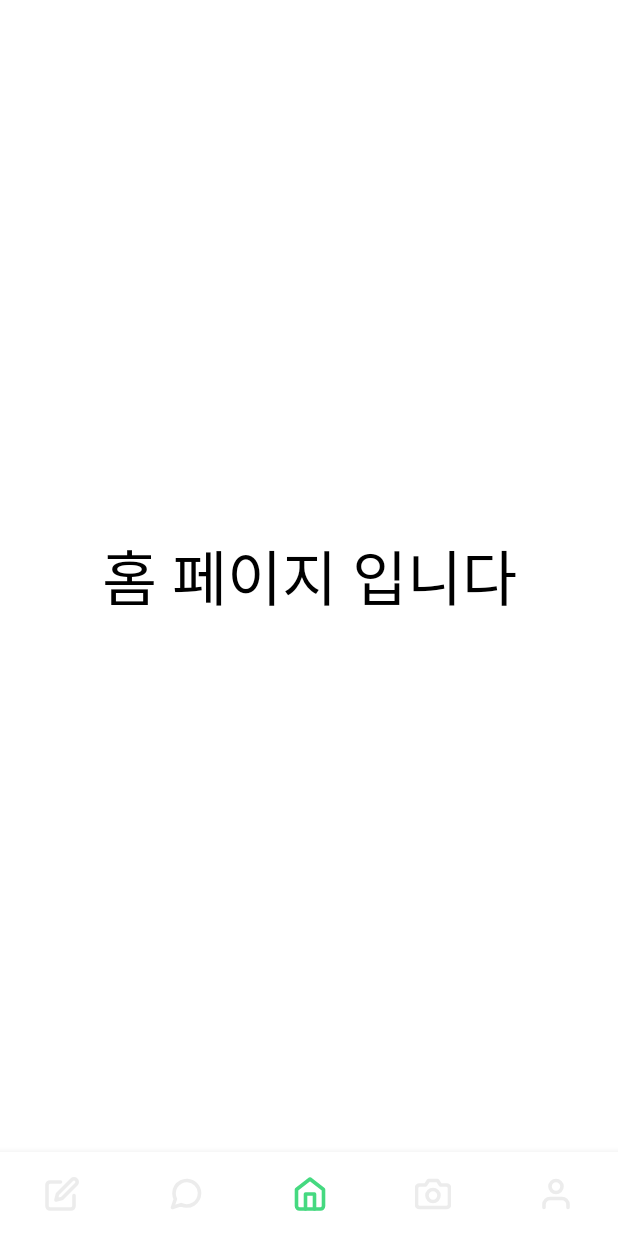
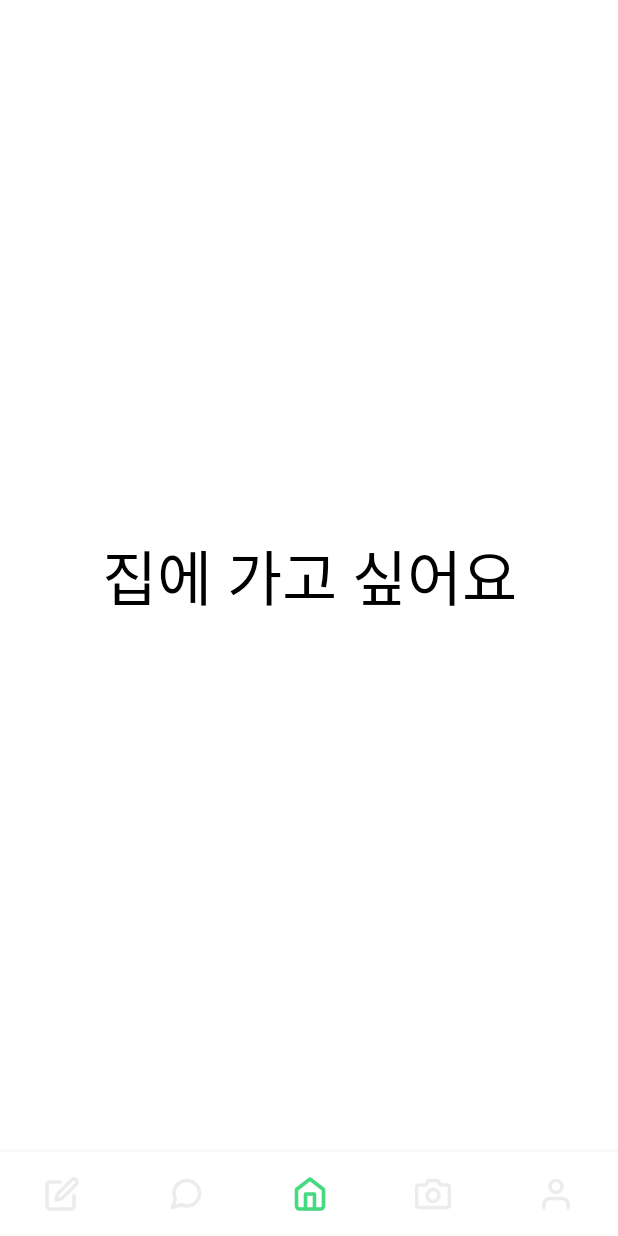
Before and after one commit to For-Plant/forplant_front, an Android app: the screen it shows after launch (MainActivity), on a phone screen of 412 x 824 dp. Run offline under Robolectric (Android 15) with nearby library versions, the phone set to English and light mode, and no system bars.

Commit message:
테스트

```diff
--- a/app/src/main/res/layout/fragment_home.xml
+++ b/app/src/main/res/layout/fragment_home.xml
@@ -7,7 +7,7 @@
         android:id="@+id/textView"
         android:layout_width="wrap_content"
         android:layout_height="wrap_content"
-        android:text="홈 페이지 입니다"
+        android:text="집에 가고 싶어요"
         android:textColor="@color/black"
         android:textSize="40dp"
         app:layout_constraintBottom_toBottomOf="parent"
```
